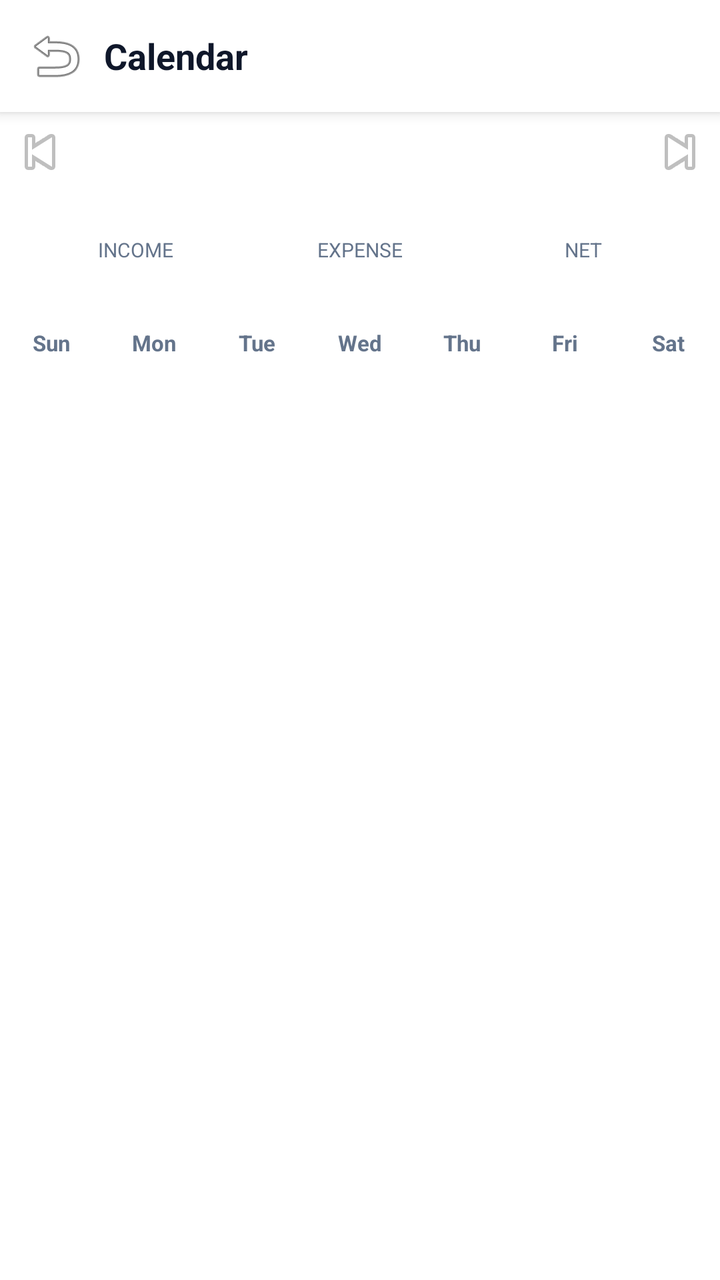
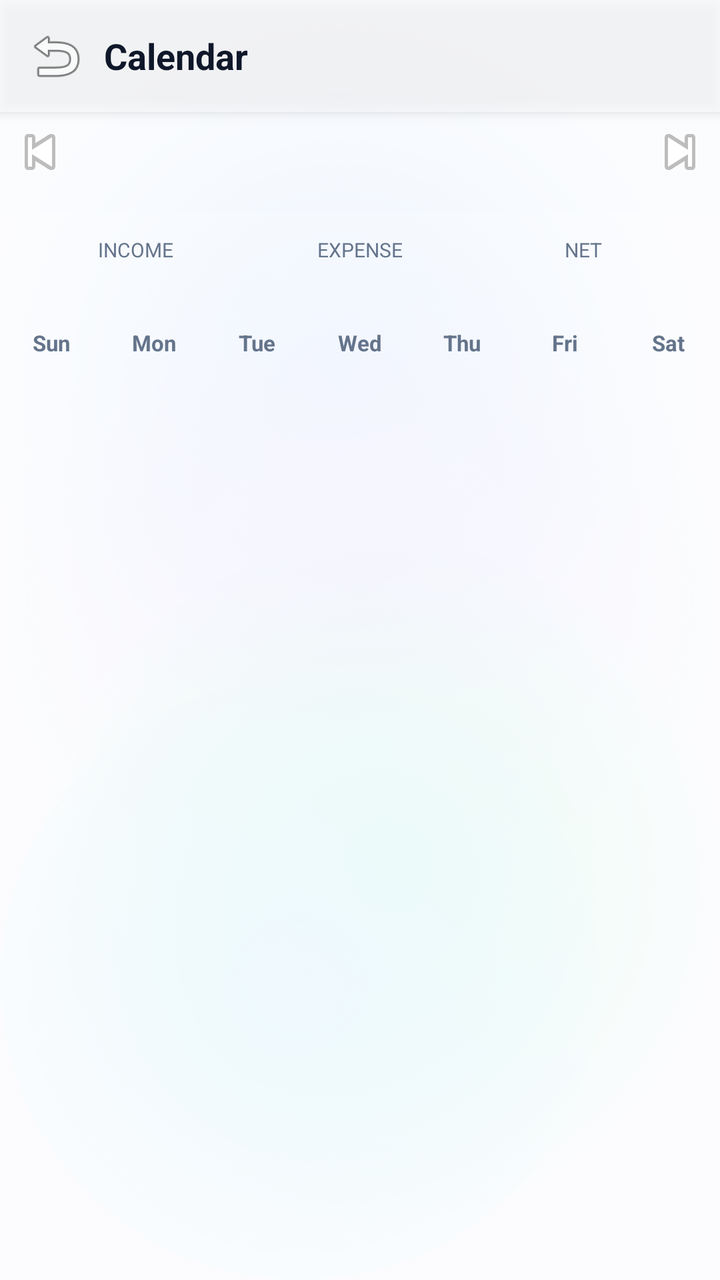

An Android layout rendered at two revisions. The XML below is the earlier revision; the diff shows what the commit changed to produce the second picture.
<!-- AndroidManifest.xml: application theme Theme.ExpenseOS -->
<!-- res/layout/activity_calendar_view.xml -->
<?xml version="1.0" encoding="utf-8"?>
<LinearLayout xmlns:android="http://schemas.android.com/apk/res/android"
    android:layout_width="match_parent"
    android:layout_height="match_parent"
    android:background="@color/bg"
    android:orientation="vertical">

    
    <LinearLayout
        android:layout_width="match_parent"
        android:layout_height="56dp"
        android:background="@color/nav_bg"
        android:elevation="4dp"
        android:gravity="center_vertical"
        android:orientation="horizontal"
        android:paddingHorizontal="8dp">

        <ImageButton
            android:id="@+id/btnCalBack"
            android:layout_width="40dp"
            android:layout_height="40dp"
            android:background="?attr/selectableItemBackgroundBorderless"
            android:contentDescription="Back"
            android:src="@android:drawable/ic_menu_revert" />

        <TextView
            android:layout_width="0dp"
            android:layout_height="wrap_content"
            android:layout_weight="1"
            android:paddingStart="4dp"
            android:text="Calendar"
            android:textColor="@color/text"
            android:textSize="18sp"
            android:textStyle="bold" />
    </LinearLayout>

    
    <LinearLayout
        android:layout_width="match_parent"
        android:layout_height="wrap_content"
        android:background="@color/nav_bg"
        android:gravity="center_vertical"
        android:orientation="horizontal"
        android:paddingBottom="10dp">

        <ImageButton
            android:id="@+id/btnCalPrevMonth"
            android:layout_width="40dp"
            android:layout_height="40dp"
            android:background="?attr/selectableItemBackgroundBorderless"
            android:contentDescription="Previous month"
            android:src="@android:drawable/ic_media_previous" />

        <TextView
            android:id="@+id/tvCalMonth"
            android:layout_width="0dp"
            android:layout_height="wrap_content"
            android:layout_weight="1"
            android:gravity="center"
            android:textColor="@color/text"
            android:textSize="16sp"
            android:textStyle="bold" />

        <ImageButton
            android:id="@+id/btnCalNextMonth"
            android:layout_width="40dp"
            android:layout_height="40dp"
            android:background="?attr/selectableItemBackgroundBorderless"
            android:contentDescription="Next month"
            android:src="@android:drawable/ic_media_next" />
    </LinearLayout>

    
    <LinearLayout
        android:layout_width="match_parent"
        android:layout_height="wrap_content"
        android:background="@color/bg_card"
        android:orientation="horizontal"
        android:padding="12dp">

        <LinearLayout
            android:layout_width="0dp"
            android:layout_height="wrap_content"
            android:layout_weight="1"
            android:gravity="center"
            android:orientation="vertical">

            <TextView
                android:layout_width="wrap_content"
                android:layout_height="wrap_content"
                android:text="INCOME"
                android:textColor="@color/text_muted"
                android:textSize="10sp" />

            <TextView
                android:id="@+id/tvCalMonthIncome"
                android:layout_width="wrap_content"
                android:layout_height="wrap_content"
                android:textColor="@color/green"
                android:textSize="15sp"
                android:textStyle="bold" />
        </LinearLayout>

        <LinearLayout
            android:layout_width="0dp"
            android:layout_height="wrap_content"
            android:layout_weight="1"
            android:gravity="center"
            android:orientation="vertical">

            <TextView
                android:layout_width="wrap_content"
                android:layout_height="wrap_content"
                android:text="EXPENSE"
                android:textColor="@color/text_muted"
                android:textSize="10sp" />

            <TextView
                android:id="@+id/tvCalMonthExpense"
                android:layout_width="wrap_content"
                android:layout_height="wrap_content"
                android:textColor="@color/red"
                android:textSize="15sp"
                android:textStyle="bold" />
        </LinearLayout>

        <LinearLayout
            android:layout_width="0dp"
            android:layout_height="wrap_content"
            android:layout_weight="1"
            android:gravity="center"
            android:orientation="vertical">

            <TextView
                android:layout_width="wrap_content"
                android:layout_height="wrap_content"
                android:text="NET"
                android:textColor="@color/text_muted"
                android:textSize="10sp" />

            <TextView
                android:id="@+id/tvCalMonthNet"
                android:layout_width="wrap_content"
                android:layout_height="wrap_content"
                android:textColor="@color/primary"
                android:textSize="15sp"
                android:textStyle="bold" />
        </LinearLayout>
    </LinearLayout>

    
    <LinearLayout
        android:layout_width="match_parent"
        android:layout_height="wrap_content"
        android:background="@color/bg_card"
        android:orientation="horizontal"
        android:paddingBottom="6dp">

        
        <TextView android:layout_width="0dp" android:layout_height="wrap_content" android:layout_weight="1" android:gravity="center" android:text="Sun" android:textColor="@color/text_muted" android:textSize="11sp" android:textStyle="bold" />
        <TextView android:layout_width="0dp" android:layout_height="wrap_content" android:layout_weight="1" android:gravity="center" android:text="Mon" android:textColor="@color/text_muted" android:textSize="11sp" android:textStyle="bold" />
        <TextView android:layout_width="0dp" android:layout_height="wrap_content" android:layout_weight="1" android:gravity="center" android:text="Tue" android:textColor="@color/text_muted" android:textSize="11sp" android:textStyle="bold" />
        <TextView android:layout_width="0dp" android:layout_height="wrap_content" android:layout_weight="1" android:gravity="center" android:text="Wed" android:textColor="@color/text_muted" android:textSize="11sp" android:textStyle="bold" />
        <TextView android:layout_width="0dp" android:layout_height="wrap_content" android:layout_weight="1" android:gravity="center" android:text="Thu" android:textColor="@color/text_muted" android:textSize="11sp" android:textStyle="bold" />
        <TextView android:layout_width="0dp" android:layout_height="wrap_content" android:layout_weight="1" android:gravity="center" android:text="Fri" android:textColor="@color/text_muted" android:textSize="11sp" android:textStyle="bold" />
        <TextView android:layout_width="0dp" android:layout_height="wrap_content" android:layout_weight="1" android:gravity="center" android:text="Sat" android:textColor="@color/text_muted" android:textSize="11sp" android:textStyle="bold" />
    </LinearLayout>

    <androidx.recyclerview.widget.RecyclerView
        android:id="@+id/rvCalendarDays"
        android:layout_width="match_parent"
        android:layout_height="0dp"
        android:layout_weight="1"
        android:background="@color/bg_card"
        android:overScrollMode="never" />
</LinearLayout>
<!-- resources referenced by this layout -->
<resources>
  <color name="bg">#F5F7FB</color>
  <color name="bg_card">#FFFFFF</color>
  <color name="nav_bg">#FFFFFF</color>
  <style name="Theme.ExpenseOS" parent="Theme.MaterialComponents.DayNight.NoActionBar">
          <item name="colorPrimary">@color/primary</item>
          <item name="colorPrimaryVariant">@color/primary_dark</item>
          <item name="colorPrimaryDark">@color/primary_dark</item>
          <item name="colorOnPrimary">@color/on_primary</item>
          <item name="colorSecondary">@color/secondary</item>
          <item name="colorSecondaryVariant">@color/secondary_dark</item>
          <item name="colorOnSecondary">@color/on_primary</item>
          <item name="colorAccent">@color/primary</item>
          <item name="colorSurface">@color/surface</item>
          <item name="colorOnSurface">@color/text</item>
          <item name="colorOnBackground">@color/text</item>
          <item name="colorError">@color/danger</item>
          <item name="android:colorBackground">@color/bg</item>
          <item name="android:windowBackground">@color/bg</item>
  
          <item name="android:textColorPrimary">@color/text</item>
          <item name="android:textColorSecondary">@color/text_muted</item>
          <item name="android:textColorHint">@color/text_hint</item>
          <item name="android:fontFamily">sans-serif</item>
          <item name="fontFamily">sans-serif</item>
  
          
          <item name="android:statusBarColor">@color/bg</item>
          <item name="android:navigationBarColor">@color/nav_bg</item>
          <item name="android:windowLightStatusBar">true</item>
          <item name="android:windowLightNavigationBar" tools:targetApi="o_mr1">true</item>
          <item name="android:forceDarkAllowed" tools:targetApi="q">false</item>
  
          
          <item name="editTextStyle">@style/Widget.ExpenseOS.EditText</item>
          <item name="materialAlertDialogTheme">@style/ThemeOverlay.ExpenseOS.Dialog</item>
          <item name="bottomSheetDialogTheme">@style/ThemeOverlay.ExpenseOS.BottomSheet</item>
          <item name="materialTimePickerTheme">@style/ThemeOverlay.ExpenseOS.TimePicker</item>
          <item name="android:windowAnimationStyle">@style/Animation.ExpenseOS.Window</item>
          <item name="android:windowActivityTransitions">true</item>
          <item name="android:windowContentTransitions">true</item>
      </style>
  <color name="surface">#FFFFFF</color>
  <!-- unchanged entries left out for length: 21 -->
</resources>

<!-- the commit's change to res/layout/activity_calendar_view.xml (unified diff, before → after) -->
@@ -2,7 +2,7 @@
 <LinearLayout xmlns:android="http://schemas.android.com/apk/res/android"
     android:layout_width="match_parent"
     android:layout_height="match_parent"
-    android:background="@color/bg"
+    android:background="@android:color/transparent"
     android:orientation="vertical">
 
     
<!-- resource entries referenced after the edit -->
@@ -1,8 +1,62 @@
 <!-- resources referenced by this layout -->
 <resources>
-  <color name="bg">#F5F7FB</color>
-  <color name="bg_card">#FFFFFF</color>
-  <color name="nav_bg">#FFFFFF</color>
+  <color name="bg">#F2F5FB</color>
+  <!-- drawable aurora_bg (drawable) -->
+  <?xml version="1.0" encoding="utf-8"?>
+  <layer-list xmlns:android="http://schemas.android.com/apk/res/android">
+      <item android:drawable="@color/aurora_base" />
+      <item android:width="380dp" android:height="380dp"
+          android:gravity="top|end"
+          android:drawable="@drawable/aurora_blob_blue" />
+      <item android:width="360dp" android:height="360dp"
+          android:gravity="start" android:top="120dp"
+          android:drawable="@drawable/aurora_blob_violet" />
+      <item android:width="340dp" android:height="340dp"
+          android:gravity="bottom|end" android:bottom="30dp"
+          android:drawable="@drawable/aurora_blob_mint" />
+      <item android:width="300dp" android:height="300dp"
+          android:gravity="bottom|start"
+          android:drawable="@drawable/aurora_blob_sky" />
+  </layer-list>
+  <color name="aurora_base">#F2F5FB</color>
+  <!-- drawable aurora_blob_blue (drawable) -->
+  <?xml version="1.0" encoding="utf-8"?>
+  <shape xmlns:android="http://schemas.android.com/apk/res/android" android:shape="oval">
+      <gradient
+          android:type="radial"
+          android:gradientRadius="180dp"
+          android:startColor="#BFDBFE"
+          android:endColor="#00BFDBFE" />
+  </shape>
+  <!-- drawable aurora_blob_violet (drawable) -->
+  <?xml version="1.0" encoding="utf-8"?>
+  <shape xmlns:android="http://schemas.android.com/apk/res/android" android:shape="oval">
+      <gradient
+          android:type="radial"
+          android:gradientRadius="180dp"
+          android:startColor="#DDD6FE"
+          android:endColor="#00DDD6FE" />
+  </shape>
+  <!-- drawable aurora_blob_mint (drawable) -->
+  <?xml version="1.0" encoding="utf-8"?>
+  <shape xmlns:android="http://schemas.android.com/apk/res/android" android:shape="oval">
+      <gradient
+          android:type="radial"
+          android:gradientRadius="180dp"
+          android:startColor="#A7F3D0"
+          android:endColor="#00A7F3D0" />
+  </shape>
+  <!-- drawable aurora_blob_sky (drawable) -->
+  <?xml version="1.0" encoding="utf-8"?>
+  <shape xmlns:android="http://schemas.android.com/apk/res/android" android:shape="oval">
+      <gradient
+          android:type="radial"
+          android:gradientRadius="180dp"
+          android:startColor="#BAE6FD"
+          android:endColor="#00BAE6FD" />
+  </shape>
+  <color name="bg_card">#C2FFFFFF</color>
+  <color name="nav_bg">#B9FFFFFF</color>
   <style name="Theme.ExpenseOS" parent="Theme.MaterialComponents.DayNight.NoActionBar">
           <item name="colorPrimary">@color/primary</item>
           <item name="colorPrimaryVariant">@color/primary_dark</item>
@@ -17,7 +71,7 @@
           <item name="colorOnBackground">@color/text</item>
           <item name="colorError">@color/danger</item>
           <item name="android:colorBackground">@color/bg</item>
-          <item name="android:windowBackground">@color/bg</item>
+          <item name="android:windowBackground">@drawable/aurora_bg</item>
   
           <item name="android:textColorPrimary">@color/text</item>
           <item name="android:textColorSecondary">@color/text_muted</item>
@@ -26,8 +80,8 @@
           <item name="fontFamily">sans-serif</item>
   
           
-          <item name="android:statusBarColor">@color/bg</item>
-          <item name="android:navigationBarColor">@color/nav_bg</item>
+          <item name="android:statusBarColor">@android:color/transparent</item>
+          <item name="android:navigationBarColor">@android:color/transparent</item>
           <item name="android:windowLightStatusBar">true</item>
           <item name="android:windowLightNavigationBar" tools:targetApi="o_mr1">true</item>
           <item name="android:forceDarkAllowed" tools:targetApi="q">false</item>
@@ -41,7 +95,7 @@
           <item name="android:windowActivityTransitions">true</item>
           <item name="android:windowContentTransitions">true</item>
       </style>
-  <color name="surface">#FFFFFF</color>
+  <color name="surface">#E9FFFFFF</color>
   <!-- unchanged entries left out for length: 21 -->
 </resources>
 
